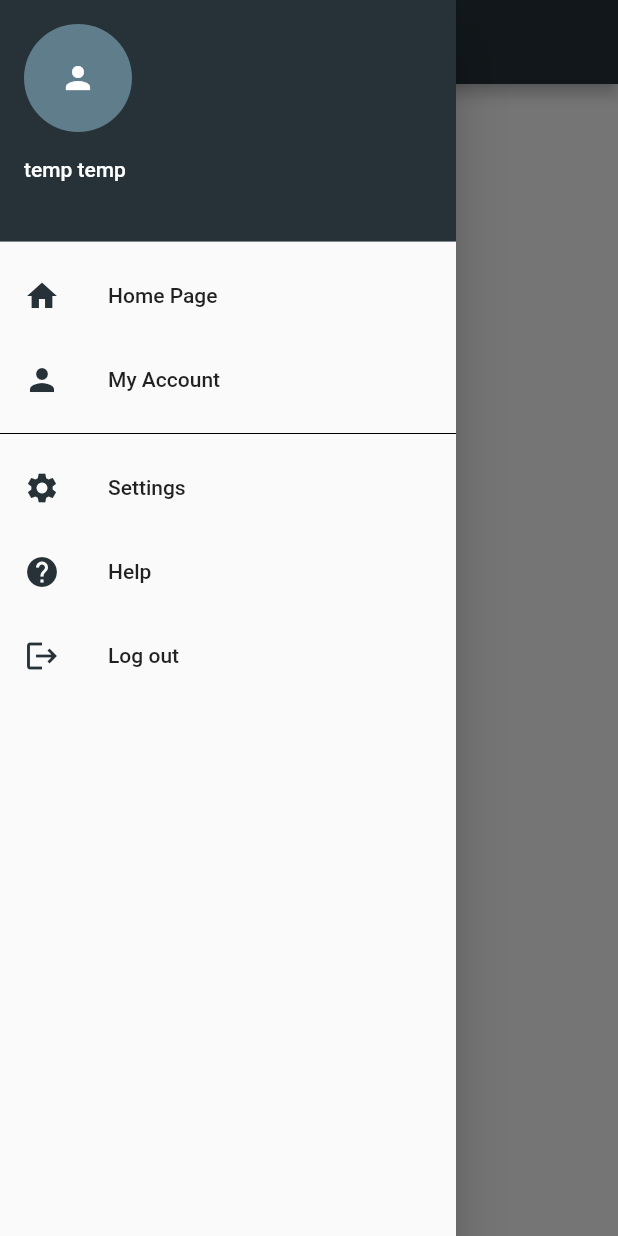
After one commit to alimohamedali1208/store_app, a Flutter app: the sellerhome screen opened by its route, with the side drawer open, on a phone screen of 412 x 824 dp. The commit adds this screen. Run offline on Flutter 3.47's test engine with Material 2 defaults, Android fonts, the phone set to English and light mode, and no system bars; our stand-ins replace carousel_pro, cloud_firestore, email_validator, firebase_auth, firebase_core, modal_progress_hud; accounts and stored records are empty.

Commit message:
names continue between pages and seller page exists

```diff
--- a/lib/loggedinhome.dart
+++ b/lib/loggedinhome.dart
@@ -1,4 +1,3 @@
-import 'package:cloud_firestore/cloud_firestore.dart';
 import 'package:firebase_auth/firebase_auth.dart';
 import 'package:flutter/material.dart';
 import 'package:carousel_pro/carousel_pro.dart';
@@ -135,6 +134,8 @@ class _loggedinhomeState extends State<loggedinhome> {
                 onTap: () {
                   _auth.signOut();
                   Navigator.pushNamed(context, Home.id);
+                  customer.firstName = 'temp';
+                  customer.lastName = 'temp';
                 },
                 title: Text('Log out'),
                 leading: Icon(Icons.logout, color: Colors.blueGrey[900]),
--- a/lib/main.dart
+++ b/lib/main.dart
@@ -2,6 +2,7 @@ import 'package:flutter/material.dart';
 import 'package:store_app/loggedinhome.dart';
 import 'package:store_app/login.dart';
 import 'package:store_app/register.dart';
+import 'package:store_app/sellerhome.dart';
 import 'Home.dart';
 import 'package:firebase_core/firebase_core.dart';
 
@@ -13,6 +14,7 @@ void main() async {
     routes: {
       Home.id: (context) => Home(),
       loggedinhome.id: (context) => loggedinhome(),
+      sellerhome.id: (context) => sellerhome(),
       'login': (context) => login(),
       'register': (context) => register(),
     },
--- a/lib/register.dart
+++ b/lib/register.dart
@@ -6,6 +6,7 @@ import 'package:store_app/UserSeller.dart';
 import 'package:store_app/loggedinhome.dart';
 import 'package:modal_progress_hud/modal_progress_hud.dart';
 import 'package:email_validator/email_validator.dart';
+import 'package:store_app/sellerhome.dart';
 
 class register extends StatefulWidget {
   @override
@@ -382,7 +383,7 @@ class _registerState extends State<register> {
                     final newuser = await _auth.createUserWithEmailAndPassword(
                         email: email, password: pass);
                     if (flagDB) {
-                      Navigator.pushNamed(context, loggedinhome.id);
+                      Navigator.pushNamed(context, sellerhome.id);
                     } else {
                       Navigator.pushNamed(context, loggedinhome.id);
                     }
--- /dev/null
+++ b/lib/sellerhome.dart
@@ -0,0 +1,85 @@
+import 'package:firebase_auth/firebase_auth.dart';
+import 'package:flutter/material.dart';
+
+import 'package:store_app/Home.dart';
+import 'package:store_app/UserSeller.dart';
+
+class sellerhome extends StatefulWidget {
+  static String id = 'sellerHome';
+  @override
+  _sellerhomeState createState() => _sellerhomeState();
+}
+
+class _sellerhomeState extends State<sellerhome> {
+  final _auth = FirebaseAuth.instance;
+  UserSeller seller = UserSeller();
+  @override
+  Widget build(BuildContext context) {
+    return Scaffold(
+      backgroundColor: Colors.white,
+      appBar: AppBar(
+        title: Text("Seller Home"),
+        centerTitle: true,
+        backgroundColor: Colors.blueGrey[900],
+      ),
+      drawer: Drawer(
+        child: ListView(
+          children: <Widget>[
+            UserAccountsDrawerHeader(
+              accountName: Text(seller.firstName + ' ' + seller.lastName),
+              accountEmail: Text(_auth.currentUser.email),
+              currentAccountPicture: GestureDetector(
+                child: new CircleAvatar(
+                  backgroundColor: Colors.blueGrey,
+                  child: Icon(Icons.person, color: Colors.white),
+                ),
+              ),
+              decoration: new BoxDecoration(color: Colors.blueGrey[900]),
+            ),
+            InkWell(
+              onTap: () {},
+              child: ListTile(
+                title: Text('Home Page'),
+                leading: Icon(Icons.home, color: Colors.blueGrey[900]),
+              ),
+            ),
+            InkWell(
+              onTap: () {},
+              child: ListTile(
+                title: Text('My Account'),
+                leading: Icon(Icons.person, color: Colors.blueGrey[900]),
+              ),
+            ),
+            Divider(color: Colors.black),
+            InkWell(
+              child: ListTile(
+                onTap: () {},
+                title: Text('Settings'),
+                leading: Icon(Icons.settings, color: Colors.blueGrey[900]),
+              ),
+            ),
+            InkWell(
+              child: ListTile(
+                onTap: () {},
+                title: Text('Help'),
+                leading: Icon(Icons.help, color: Colors.blueGrey[900]),
+              ),
+            ),
+            InkWell(
+              child: ListTile(
+                onTap: () {
+                  _auth.signOut();
+                  Navigator.pushNamed(context, Home.id);
+                  seller.lastName = 'temp';
+                  seller.firstName = 'temp';
+                },
+                title: Text('Log out'),
+                leading: Icon(Icons.logout, color: Colors.blueGrey[900]),
+              ),
+            ),
+          ],
+        ),
+      ),
+    );
+  }
+}
```
Also changed, not shown: lib/login.dart (+42 -15 lines).
